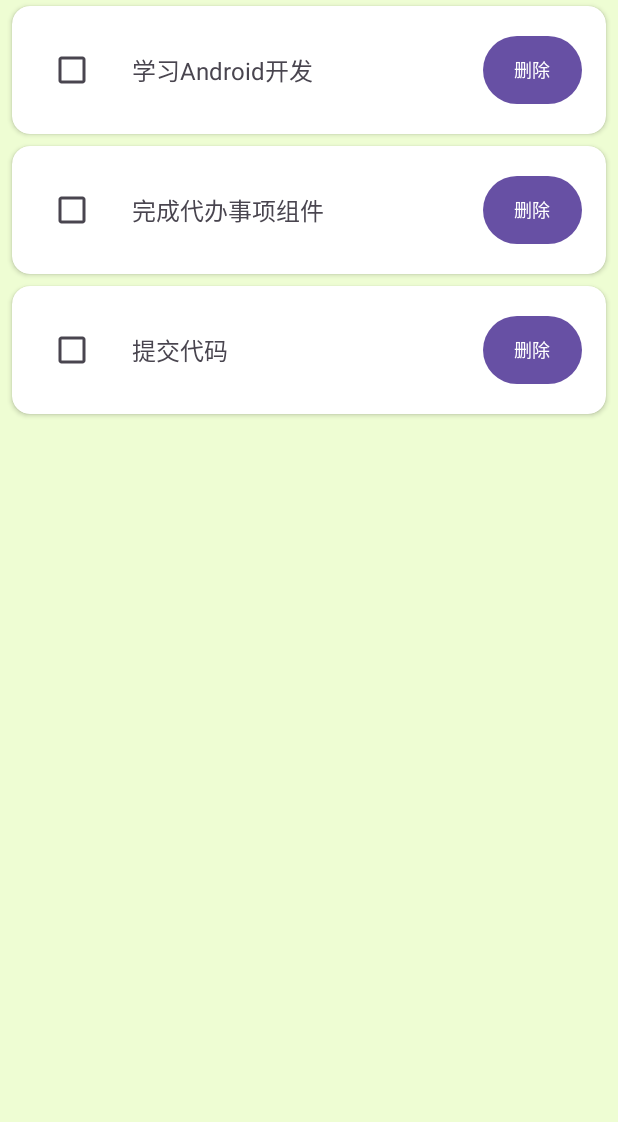
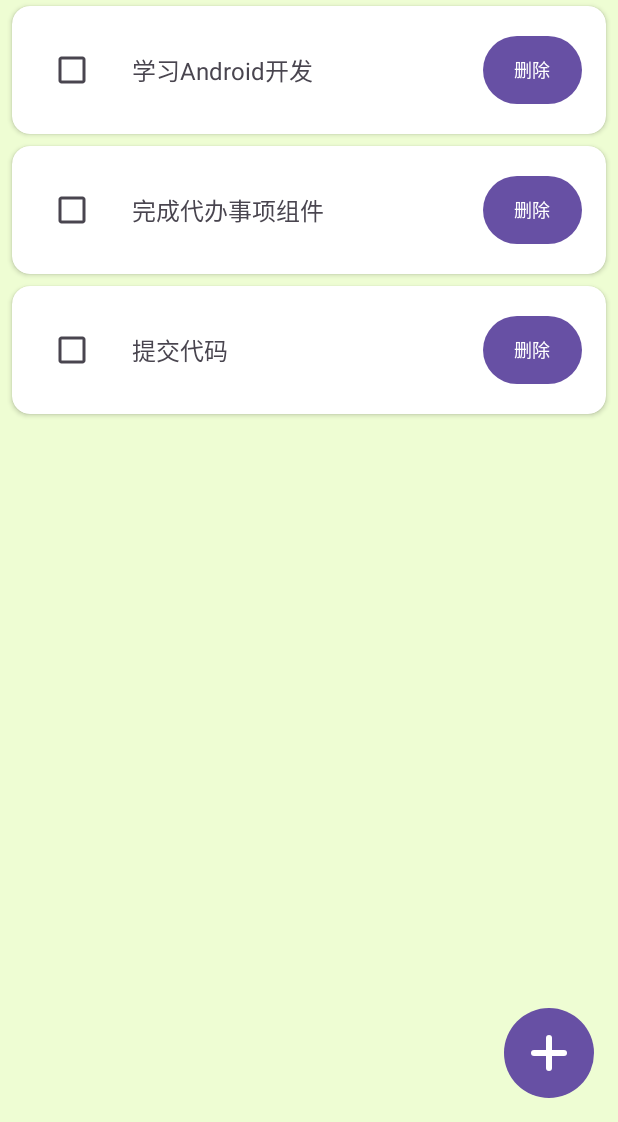
Before and after one commit to ZanytriumPH/todo, an Android app: the screen it shows after launch (MainActivity), on a phone screen of 412 x 824 dp, the part 114-1236 px from its top. Run offline under Robolectric (Android 15) with nearby library versions, the phone set to English and light mode, and no system bars.

Commit message:
新增待办事项添加按钮

```diff
--- /dev/null
+++ b/app/src/main/res/drawable/btn_circle_bg.xml
@@ -0,0 +1,8 @@
+<?xml version="1.0" encoding="utf-8"?>
+<shape xmlns:android="http://schemas.android.com/apk/res/android"
+    android:shape="oval"> <!-- 形状为椭圆（宽高相等时即为圆形） -->
+    <solid android:color="#5E2DFD" /> <!-- 填充颜色，与原背景色一致 -->
+    <size
+        android:width="60dp"
+        android:height="60dp" /> <!-- 圆形默认大小（可按需调整） -->
+</shape>
--- /dev/null
+++ b/app/src/main/res/drawable/ic_plus.xml
@@ -0,0 +1,26 @@
+<?xml version="1.0" encoding="utf-8"?>
+<layer-list xmlns:android="http://schemas.android.com/apk/res/android">
+    <!-- 水平线段 -->
+    <item
+        android:width="24dp"
+        android:height="4dp"
+        android:top="10dp"
+        android:left="0dp">
+        <shape android:shape="rectangle">
+            <solid android:color="#FFFFFF" />
+            <corners android:radius="2dp" />
+        </shape>
+    </item>
+
+    <!-- 垂直线段 -->
+    <item
+        android:width="4dp"
+        android:height="24dp"
+        android:top="0dp"
+        android:left="10dp">
+        <shape android:shape="rectangle">
+            <solid android:color="#FFFFFF" />
+            <corners android:radius="2dp" />
+        </shape>
+    </item>
+</layer-list>
--- a/app/src/main/res/layout/activity_main.xml
+++ b/app/src/main/res/layout/activity_main.xml
@@ -26,13 +26,10 @@
             android:textColor="@color/white"
             android:textSize="18sp"
             android:textStyle="bold"
-
             app:layout_constraintTop_toTopOf="parent"
             app:layout_constraintBottom_toBottomOf="parent"
-
             app:layout_constraintLeft_toLeftOf="parent"
             app:layout_constraintRight_toRightOf="parent"
-
             app:layout_constraintVertical_bias="0.75" />
 
     </androidx.constraintlayout.widget.ConstraintLayout>
@@ -47,4 +44,18 @@
         app:layout_constraintLeft_toLeftOf="parent"
         app:layout_constraintRight_toRightOf="parent" />
 
+    <Button
+        android:id="@+id/btn_add"
+        android:layout_width="60dp"
+        android:layout_height="60dp"
+        android:layout_margin="16dp"
+        android:gravity="center"
+        android:padding="0dp"
+        android:backgroundTint="@null"
+        android:background="@drawable/btn_circle_bg"
+        android:foreground="@drawable/ic_plus"
+        android:foregroundGravity="center"
+        app:layout_constraintBottom_toBottomOf="parent"
+        app:layout_constraintRight_toRightOf="parent" />
+
 </androidx.constraintlayout.widget.ConstraintLayout>
```
Lines whose indentation alone changed are shown as unchanged.
